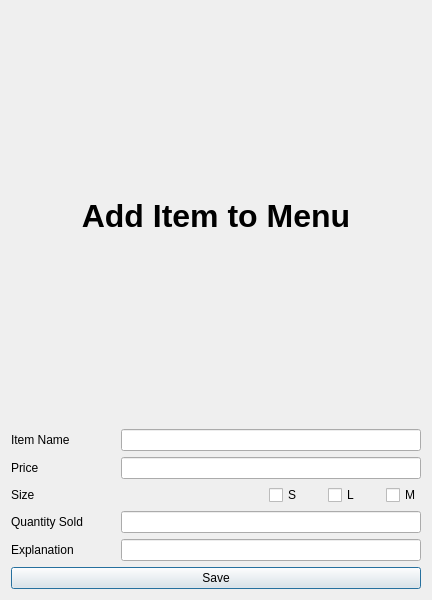
The window that additem.ui (Ren-Com/CoffeeShopSystemMadeWithQT) describes before a commit, drawn with Qt 5.
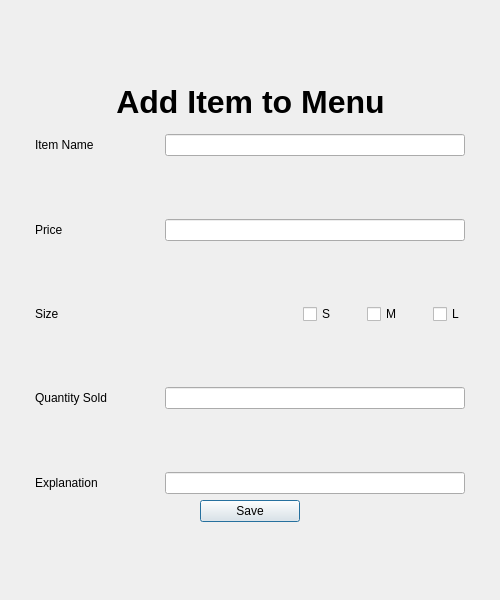
The same window after the commit.

```diff
--- a/additem.ui
+++ b/additem.ui
@@ -2,32 +2,132 @@
 <ui version="4.0">
  <class>addItem</class>
  <widget class="QDialog" name="addItem">
+  <property name="enabled">
+   <bool>true</bool>
+  </property>
   <property name="geometry">
    <rect>
     <x>0</x>
     <y>0</y>
-    <width>432</width>
+    <width>500</width>
     <height>600</height>
    </rect>
   </property>
+  <property name="sizePolicy">
+   <sizepolicy hsizetype="Fixed" vsizetype="Fixed">
+    <horstretch>0</horstretch>
+    <verstretch>0</verstretch>
+   </sizepolicy>
+  </property>
   <property name="minimumSize">
    <size>
-    <width>0</width>
+    <width>500</width>
     <height>600</height>
    </size>
   </property>
+  <property name="maximumSize">
+   <size>
+    <width>500</width>
+    <height>600</height>
+   </size>
+  </property>
+  <property name="mouseTracking">
+   <bool>true</bool>
+  </property>
   <property name="windowTitle">
    <string>Dialog</string>
   </property>
-  <layout class="QVBoxLayout" name="verticalLayout">
+  <layout class="QHBoxLayout" name="horizontalLayout_12">
+   <property name="sizeConstraint">
+    <enum>QLayout::SizeConstraint::SetMaximumSize</enum>
+   </property>
    <item>
-    <widget class="QLabel" name="label_2">
+    <spacer name="horizontalSpacer_17">
+     <property name="orientation">
+      <enum>Qt::Orientation::Horizontal</enum>
+     </property>
+     <property name="sizeHint" stdset="0">
+      <size>
+       <width>40</width>
+       <height>20</height>
+      </size>
+     </property>
+    </spacer>
+   </item>
+   <item>
+    <layout class="QVBoxLayout" name="verticalLayout_2">
+     <property name="sizeConstraint">
+      <enum>QLayout::SizeConstraint::SetMaximumSize</enum>
+     </property>
+     <property name="topMargin">
+      <number>10</number>
+     </property>
+     <property name="bottomMargin">
+      <number>10</number>
+     </property>
+     <item>
+      <spacer name="verticalSpacer_8">
+       <property name="orientation">
+        <enum>Qt::Orientation::Vertical</enum>
+       </property>
+       <property name="sizeHint" stdset="0">
+        <size>
+         <width>20</width>
+         <height>40</height>
+        </size>
+       </property>
+      </spacer>
+     </item>
+     <item>
+      <layout class="QHBoxLayout" name="horizontalLayout_11">
+       <item>
+        <spacer name="horizontalSpacer_14">
+         <property name="orientation">
+          <enum>Qt::Orientation::Horizontal</enum>
+         </property>
+         <property name="sizeHint" stdset="0">
+          <size>
+           <width>40</width>
+           <height>20</height>
+          </size>
+         </property>
+        </spacer>
+       </item>
+       <item>
+        <widget class="QLabel" name="label_8">
+         <property name="minimumSize">
+          <size>
+           <width>0</width>
+           <height>50</height>
+          </size>
+         </property>
+         <property name="maximumSize">
+          <size>
+           <width>16777215</width>
+           <height>50</height>
+          </size>
+         </property>
      <property name="text">
       <string>&lt;html&gt;&lt;head/&gt;&lt;body&gt;&lt;p align=&quot;center&quot;&gt;&lt;span style=&quot; font-size:24pt; font-weight:700;&quot;&gt;Add Item to Menu&lt;/span&gt;&lt;/p&gt;&lt;/body&gt;&lt;/html&gt;</string>
      </property>
     </widget>
    </item>
    <item>
+        <spacer name="horizontalSpacer_15">
+         <property name="orientation">
+          <enum>Qt::Orientation::Horizontal</enum>
+         </property>
+         <property name="sizeHint" stdset="0">
+          <size>
+           <width>40</width>
+           <height>20</height>
+          </size>
+         </property>
+        </spacer>
+       </item>
+      </layout>
+     </item>
+     <item>
     <layout class="QHBoxLayout" name="horizontalLayout">
      <item>
       <widget class="QLabel" name="label">
@@ -73,6 +173,19 @@
      </item>
     </layout>
    </item>
+     <item>
+      <spacer name="verticalSpacer_2">
+       <property name="orientation">
+        <enum>Qt::Orientation::Vertical</enum>
+       </property>
+       <property name="sizeHint" stdset="0">
+        <size>
+         <width>20</width>
+         <height>40</height>
+        </size>
+       </property>
+      </spacer>
+     </item>
    <item>
     <layout class="QHBoxLayout" name="horizontalLayout_3">
      <item>
@@ -119,6 +232,19 @@
      </item>
     </layout>
    </item>
+     <item>
+      <spacer name="verticalSpacer_3">
+       <property name="orientation">
+        <enum>Qt::Orientation::Vertical</enum>
+       </property>
+       <property name="sizeHint" stdset="0">
+        <size>
+         <width>20</width>
+         <height>40</height>
+        </size>
+       </property>
+      </spacer>
+     </item>
    <item>
     <layout class="QHBoxLayout" name="horizontalLayout_4">
      <item>
@@ -176,36 +302,49 @@
         </spacer>
        </item>
        <item>
-        <widget class="QCheckBox" name="checkBox_2">
-         <property name="text">
-          <string>L</string>
-         </property>
-        </widget>
-       </item>
-       <item>
-        <spacer name="horizontalSpacer_7">
-         <property name="orientation">
-          <enum>Qt::Orientation::Horizontal</enum>
-         </property>
-         <property name="sizeHint" stdset="0">
-          <size>
-           <width>20</width>
-           <height>20</height>
-          </size>
-         </property>
-        </spacer>
-       </item>
-       <item>
-        <widget class="QCheckBox" name="checkBox_3">
+          <widget class="QCheckBox" name="M_checkBox">
          <property name="text">
           <string>M</string>
          </property>
         </widget>
        </item>
+         <item>
+          <spacer name="horizontalSpacer_7">
+           <property name="orientation">
+            <enum>Qt::Orientation::Horizontal</enum>
+           </property>
+           <property name="sizeHint" stdset="0">
+            <size>
+             <width>20</width>
+             <height>20</height>
+            </size>
+           </property>
+          </spacer>
+         </item>
+         <item>
+          <widget class="QCheckBox" name="L_checkBox">
+           <property name="text">
+            <string>L</string>
+           </property>
+          </widget>
+         </item>
       </layout>
      </item>
     </layout>
    </item>
+     <item>
+      <spacer name="verticalSpacer_4">
+       <property name="orientation">
+        <enum>Qt::Orientation::Vertical</enum>
+       </property>
+       <property name="sizeHint" stdset="0">
+        <size>
+         <width>20</width>
+         <height>40</height>
+        </size>
+       </property>
+      </spacer>
+     </item>
    <item>
     <layout class="QHBoxLayout" name="horizontalLayout_5">
      <item>
@@ -258,6 +397,19 @@
      </item>
     </layout>
    </item>
+     <item>
+      <spacer name="verticalSpacer_5">
+       <property name="orientation">
+        <enum>Qt::Orientation::Vertical</enum>
+       </property>
+       <property name="sizeHint" stdset="0">
+        <size>
+         <width>20</width>
+         <height>40</height>
+        </size>
+       </property>
+      </spacer>
+     </item>
    <item>
     <layout class="QHBoxLayout" name="horizontalLayout_6">
      <item>
@@ -303,13 +455,89 @@
       </widget>
      </item>
     </layout>
+     </item>
+     <item>
+      <layout class="QHBoxLayout" name="horizontalLayout_7">
+       <item>
+        <spacer name="horizontalSpacer_8">
+         <property name="orientation">
+          <enum>Qt::Orientation::Horizontal</enum>
+         </property>
+         <property name="sizeHint" stdset="0">
+          <size>
+           <width>40</width>
+           <height>20</height>
+          </size>
+         </property>
+        </spacer>
    </item>
    <item>
     <widget class="QPushButton" name="saveToCSVButton">
+         <property name="sizePolicy">
+          <sizepolicy hsizetype="Preferred" vsizetype="Fixed">
+           <horstretch>0</horstretch>
+           <verstretch>0</verstretch>
+          </sizepolicy>
+         </property>
+         <property name="minimumSize">
+          <size>
+           <width>100</width>
+           <height>0</height>
+          </size>
+         </property>
+         <property name="maximumSize">
+          <size>
+           <width>300</width>
+           <height>16777215</height>
+          </size>
+         </property>
      <property name="text">
       <string>Save</string>
      </property>
     </widget>
+       </item>
+       <item>
+        <spacer name="horizontalSpacer_9">
+         <property name="orientation">
+          <enum>Qt::Orientation::Horizontal</enum>
+         </property>
+         <property name="sizeHint" stdset="0">
+          <size>
+           <width>40</width>
+           <height>20</height>
+          </size>
+         </property>
+        </spacer>
+       </item>
+      </layout>
+     </item>
+     <item>
+      <spacer name="verticalSpacer_7">
+       <property name="orientation">
+        <enum>Qt::Orientation::Vertical</enum>
+       </property>
+       <property name="sizeHint" stdset="0">
+        <size>
+         <width>20</width>
+         <height>40</height>
+        </size>
+       </property>
+      </spacer>
+     </item>
+    </layout>
+   </item>
+   <item>
+    <spacer name="horizontalSpacer_16">
+     <property name="orientation">
+      <enum>Qt::Orientation::Horizontal</enum>
+     </property>
+     <property name="sizeHint" stdset="0">
+      <size>
+       <width>40</width>
+       <height>20</height>
+      </size>
+     </property>
+    </spacer>
    </item>
   </layout>
  </widget>
```
Left out of the diff: 12 changed lines with no effect on the pictures. Lines whose indentation alone changed are shown as unchanged.
